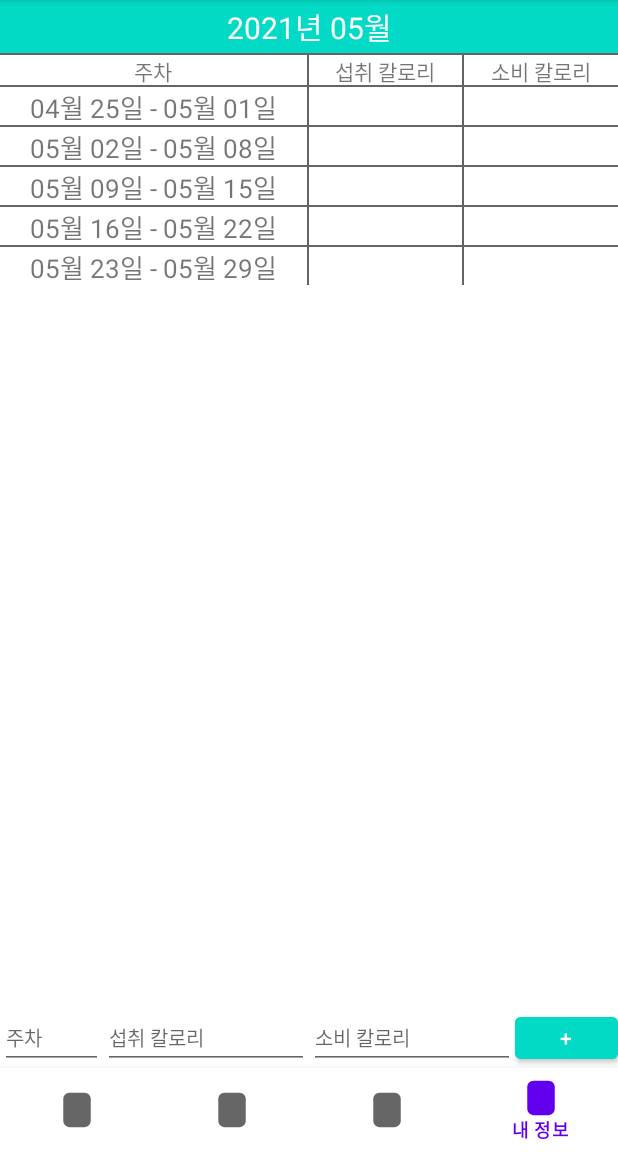
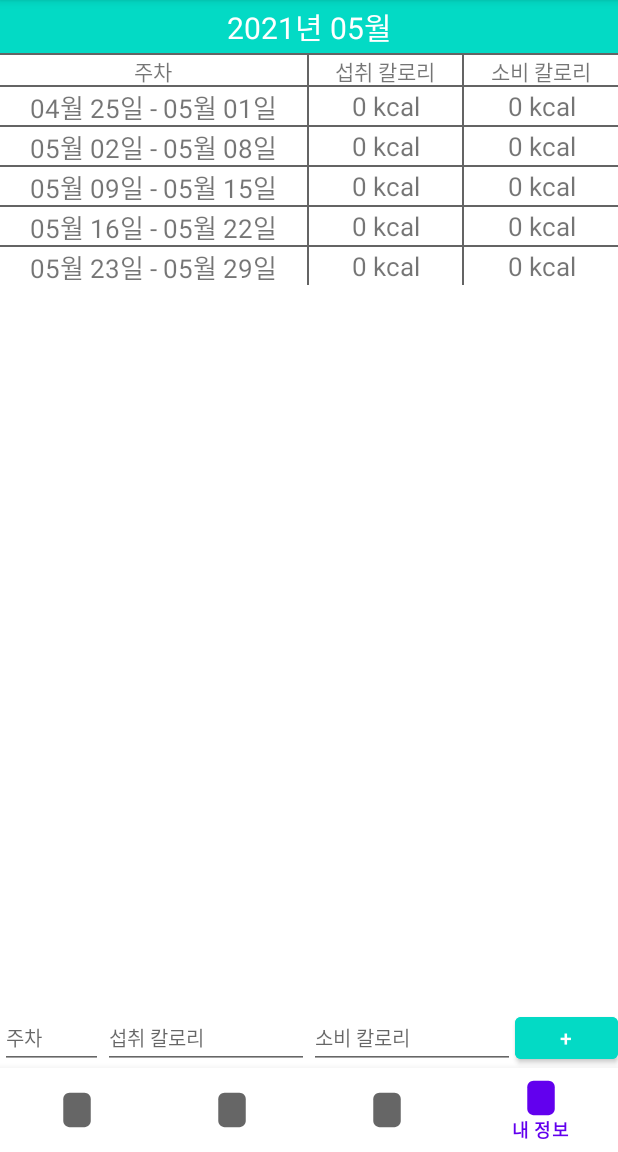
Before and after one commit to Kim-JuYong/PigFarm, an Android app: the screen it shows after launch (MainActivity), item 4 of the bottom bar chosen, on a phone screen of 412 x 824 dp, the part 84-1236 px from its top. Run offline under Robolectric (Android 15) with nearby library versions, the light colour scheme and no system bars.

Commit message:
MyPage Text Change

```diff
--- a/PigFarm/app/src/main/java/com/example/pigfarm/MypageFragment.java
+++ b/PigFarm/app/src/main/java/com/example/pigfarm/MypageFragment.java
@@ -64,8 +64,8 @@ public class MypageFragment extends Fragment {
                         Toast.makeText(getContext(), "1주차에서 5주차만 가능합니다.", Toast.LENGTH_SHORT).show();
                     }
                     else {
-                        tv_inputArray[int_week-1].setText(str_input);
-                        tv_outputArray[int_week-1].setText(str_output);
+                        tv_inputArray[int_week-1].setText(str_input + " kcal");
+                        tv_outputArray[int_week-1].setText(str_output + " kcal");
                     }
                 }catch(NumberFormatException e){
                     Toast.makeText(getContext(), "숫자만 입력하세요", Toast.LENGTH_SHORT).show();
--- a/PigFarm/app/src/main/res/layout/mypage_fragment.xml
+++ b/PigFarm/app/src/main/res/layout/mypage_fragment.xml
@@ -87,6 +87,7 @@
             android:layout_height="match_parent"
             android:layout_weight="1"
             android:gravity="center_horizontal|center_vertical"
+            android:text="0 kcal"
             android:textSize="17sp" />
 
         <View
@@ -100,6 +101,7 @@
             android:layout_height="match_parent"
             android:layout_weight="1"
             android:gravity="center_horizontal|center_vertical"
+            android:text="0 kcal"
             android:textSize="17sp" />
 
     </LinearLayout>
@@ -133,6 +135,7 @@
             android:layout_height="match_parent"
             android:layout_weight="1"
             android:gravity="center_horizontal|center_vertical"
+            android:text="0 kcal"
             android:textSize="17sp" />
 
         <View
@@ -146,6 +149,7 @@
             android:layout_height="match_parent"
             android:layout_weight="1"
             android:gravity="center_horizontal|center_vertical"
+            android:text="0 kcal"
             android:textSize="17sp" />
 
     </LinearLayout>
@@ -179,6 +183,7 @@
             android:layout_height="match_parent"
             android:layout_weight="1"
             android:gravity="center_horizontal|center_vertical"
+            android:text="0 kcal"
             android:textSize="17sp" />
 
         <View
@@ -192,6 +197,7 @@
             android:layout_height="match_parent"
             android:layout_weight="1"
             android:gravity="center_horizontal|center_vertical"
+            android:text="0 kcal"
             android:textSize="17sp" />
 
     </LinearLayout>
@@ -225,6 +231,7 @@
             android:layout_height="match_parent"
             android:layout_weight="1"
             android:gravity="center_horizontal|center_vertical"
+            android:text="0 kcal"
             android:textSize="17sp" />
 
         <View
@@ -238,6 +245,7 @@
             android:layout_height="match_parent"
             android:layout_weight="1"
             android:gravity="center_horizontal|center_vertical"
+            android:text="0 kcal"
             android:textSize="17sp" />
 
     </LinearLayout>
@@ -271,6 +279,7 @@
             android:layout_height="match_parent"
             android:layout_weight="1"
             android:gravity="center_horizontal|center_vertical"
+            android:text="0 kcal"
             android:textSize="17sp" />
 
         <View
@@ -284,6 +293,7 @@
             android:layout_height="match_parent"
             android:layout_weight="1"
             android:gravity="center_horizontal|center_vertical"
+            android:text="0 kcal"
             android:textSize="17sp" />
 
     </LinearLayout>
```
